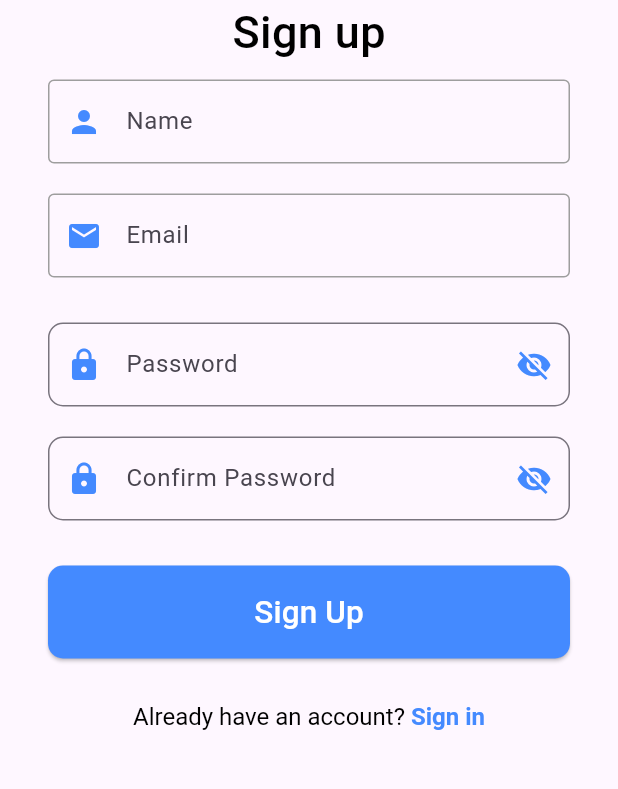
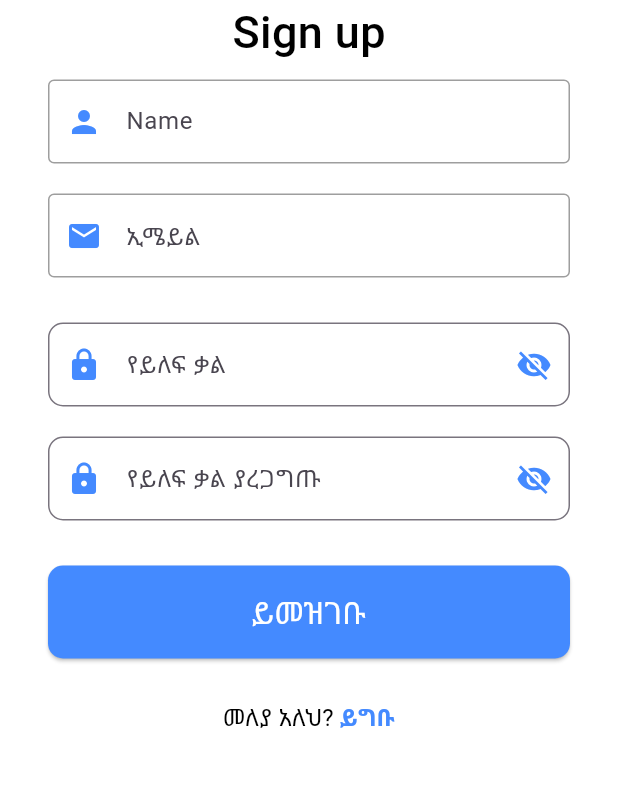
Before and after one commit to eyoaab/Localize_Ai_Mobile_app_Project, a Flutter app: the SignupPage screen opened directly, on a phone screen of 412 x 824 dp, the part 399-1188 px from its top. Run offline on Flutter 3.47's test engine with Material 3 defaults, Android fonts, the phone set to English and light mode, and no system bars; our stand-ins replace dartz, device_preview, flutter_bloc, flutter_spinkit, get_it, google_fonts and 2 more; accounts and stored records are empty; Roboto replaces fonts that are missing (Balthazar).

Commit message:
changed to amharic languadge

```diff
--- a/loclaize_ai/lib/feutures/authetication/data/data_source/remote_dataSource.dart
+++ b/loclaize_ai/lib/feutures/authetication/data/data_source/remote_dataSource.dart
@@ -44,7 +44,7 @@
 
         return message;
       }else{
-        return "Registration failed";
+        return "ምዝገባው አልተሳካም";
       }
 
     } catch (e) {
--- a/loclaize_ai/lib/feutures/authetication/data/repository/user_repository_impl.dart
+++ b/loclaize_ai/lib/feutures/authetication/data/repository/user_repository_impl.dart
@@ -39,13 +39,13 @@
         saveToken(result.token);
         return Right(result);
       } on ServerException {
-        return const Left(ServerFailure('Failed to sign in please try again'));
+        return const Left(ServerFailure('በመለያ መግባት አልተሳካም እባክዎ እንደገና ይሞክሩ'));
       } catch (e) {
         return Left(UnknownFailure(e.toString()));
       }
     } else {
 
-    return const Left(ConnectionFailure('Please check your internet connection and try again'));
+    return const Left(ConnectionFailure('እባክዎ የበይነመረብ ግንኙነትዎን ያረጋግጡ እና እንደገና ይሞክሩ'));
 
     }
   }
@@ -57,12 +57,12 @@
         final result = await remoteDatasource.signUpUser(user);
         return Right(result);
       } on ServerException {
-        return const Left(ServerFailure('Failed to sign up. Please try again'));
+        return const Left(ServerFailure('መመዝገብ አልተሳካም። እባክህ እንደገና ሞክር'));
       } catch (e) {
         return Left(UnknownFailure(e.toString()));
       }
     } else {
-      return const Left(ConnectionFailure('Please check your internet connection and try again'));
+      return const Left(ConnectionFailure('እባክዎ የበይነመረብ ግንኙነትዎን ያረጋግጡ እና እንደገና ይሞክሩ'));
 
     }
   }
--- a/loclaize_ai/lib/feutures/authetication/presentation/pages/signin_page.dart
+++ b/loclaize_ai/lib/feutures/authetication/presentation/pages/signin_page.dart
@@ -41,7 +41,7 @@
       showMessage(
         context,
         const Icon(Icons.info, size: 50, color: Colors.red),
-        'Please enter all fields',
+        'እባክዎ ሁሉንም መስኮች ያስገቡ',
       );
       return;
     } else {
@@ -117,7 +117,7 @@
 
                        Center(
                         child: Text(
-                          'Sign in to your account',
+                          'ወደ መለያዎ ይግቡ',
                           style: GoogleFonts.balthazar(
                           fontSize: 30,
                           fontWeight: FontWeight.w500,
@@ -129,7 +129,7 @@
                        TextField(
                         controller: _usernameController,
                         decoration: InputDecoration(
-                      labelText: 'Email',
+                      labelText: 'ኢሜይል',
                       prefixIcon: const Icon(Icons.email, color: Colors.blueAccent),
                       enabledBorder: OutlineInputBorder(
                         borderSide: BorderSide(color: _borderColor),
@@ -148,12 +148,12 @@
                     onChanged: (value) {
                       if (value.isEmpty) {
                         setState(() {
-                          _emailError = 'Please enter your email';
+                          _emailError = 'እባክህ ኢሜል አስገባ';
                           _borderColor = Colors.red;
                         });
                       } else if (!isValidEmail(value)) {
                         setState(() {
-                          _emailError = 'Please enter a valid email address';
+                          _emailError = 'እባክህን ትክክለኛ ኢሜል አስገባ';
                           _borderColor = Colors.red;
                         });
                       } else {
@@ -176,7 +176,7 @@
                         controller: _passwordController,
                         obscureText: !_isPasswordVisible,
                         decoration: passwordInputDecoration(
-                        labelText: 'Password',
+                        labelText: 'የይለፍ ቃል',
                         isPasswordVisible: _isPasswordVisible,
                         togglePasswordVisibility: _togglePasswordVisibility,),
                       ),
@@ -199,7 +199,7 @@
             )
           :
                    const Text(
-                    'Sign In',
+                    'ይግቡ',
                     style: TextStyle(
                       color: Colors.white,
                       fontSize: 21,
@@ -213,14 +213,14 @@
                   onPressed: goToSignUpPage,
                   child: RichText(
                     text:const  TextSpan(
-                      text: "Don't have an account? ",
+                      text: "መለያ የለህም? ",
                       style:  TextStyle(
                         color: Colors.black,
                         fontSize: 16,
                       ),
                       children: [
                         TextSpan(
-                          text: 'Sign up',
+                          text: 'ይመዝገቡ',
                           style:  TextStyle(
                             color: Colors.blueAccent,
                             fontWeight: FontWeight.bold,
--- a/loclaize_ai/lib/feutures/authetication/presentation/pages/signup_page.dart
+++ b/loclaize_ai/lib/feutures/authetication/presentation/pages/signup_page.dart
@@ -50,7 +50,7 @@
       showMessage(
         context,
         const Icon(Icons.info, size: 50, color: Colors.red),
-        'Please enter all fields',
+        'እባክዎ ሁሉንም መስኮች ያስገቡ',
       );
       return;
     } else if (password != confirmPassword) {
@@ -162,7 +162,7 @@
                     TextField(
                       controller: _usernameController,
                       decoration: InputDecoration(
-                      labelText: 'Email',
+                      labelText: 'ኢሜይል',
                       prefixIcon: const Icon(Icons.email, color: Colors.blueAccent),
                       enabledBorder: OutlineInputBorder(
                         borderSide: BorderSide(color: _borderColorForEmail),
@@ -182,12 +182,12 @@
                       onChanged: (value) {
                       if (value.isEmpty) {
                         setState(() {
-                          _emailError = 'Please enter your email';
+                          _emailError = 'እባክህ ኢሜል አስገባ';
                           _borderColorForEmail  = Colors.red;
                         });
                       } else if (!isValidEmail(value)) {
                         setState(() {
-                          _emailError = 'Please enter a valid email address';
+                          _emailError = 'እባክህን ትክክለኛ ኢሜል አስገባ';
                          _borderColorForEmail  = Colors.red;
                         });
                       } else {
@@ -211,7 +211,7 @@
                     controller: _passwordController,
                     obscureText: !_isPasswordVisible,
                     decoration: passwordInputDecoration(
-                      labelText: 'Password',
+                      labelText: 'የይለፍ ቃል',
                       isPasswordVisible: _isPasswordVisible,
                       togglePasswordVisibility: _togglePasswordVisibility,
                     ),
@@ -222,7 +222,7 @@
                     controller: _confirmPasswordController,
                     obscureText: !_isConfirmPasswordVisible,
                     decoration: passwordInputDecoration(
-                      labelText: 'Confirm Password',
+                      labelText: 'የይለፍ ቃል ያረጋግጡ',
                       isPasswordVisible: _isConfirmPasswordVisible,
                       togglePasswordVisibility: _toggleConfirmPasswordVisibility,
                     ),
@@ -246,7 +246,7 @@
                                     AlwaysStoppedAnimation<Color>(Colors.white),
                               )
                             : const Text(
-                                'Sign Up',
+                                'ይመዝገቡ',
                                 style: TextStyle(
                                   color: Colors.white,
                                   fontSize: 21,
@@ -260,14 +260,14 @@
                       onPressed: goToSignInPage,
                       child: RichText(
                         text: const TextSpan(
-                          text: "Already have an account? ",
+                          text: "መለያ አለህ? ",
                           style: TextStyle(
                             color: Colors.black,
                             fontSize: 16,
                           ),
                           children: [
                             TextSpan(
-                              text: 'Sign in',
+                              text: 'ይግቡ',
                               style: TextStyle(
                                 color: Colors.blueAccent,
                                 fontWeight: FontWeight.bold,
--- a/loclaize_ai/lib/feutures/chat/data/repository/chat_repository_impl.dart
+++ b/loclaize_ai/lib/feutures/chat/data/repository/chat_repository_impl.dart
@@ -37,12 +37,12 @@
         final result = await chatRemoteDatasource.getMessage(message, token);
         return Right(result.toEntity());
       } on ServerException {
-        return const Left(ServerFailure('failed to get the response p;ease try again'));
+        return const Left(ServerFailure('መልሱን ማግኘት አልተሳካም እባክዎ እንደገና ይሞክሩ'));
       } catch (e) {
         return Left(UnknownFailure(e.toString()));
       }
     } else {
-      return const Left(ConnectionFailure('Please check your internet connection and try again'));
+      return const Left(ConnectionFailure('እባክዎ የበይነመረብ ግንኙነትዎን ያረጋግጡ እና እንደገና ይሞክሩ'));
     }
 
   }
--- a/loclaize_ai/pubspec.yaml
+++ b/loclaize_ai/pubspec.yaml
@@ -50,6 +50,12 @@
 dev_dependencies:
   flutter_test:
     sdk: flutter
+  flutter_launcher_icons: "^0.14.0"
+
+flutter_launcher_icons:
+  android: "launcher_icon"
+  ios: true
+  image_path: "assets/logo1.jpg"
 
   # The "flutter_lints" package below contains a set of recommended lints to
   # encourage good coding practices. The lint set provided by the package is
```
Also changed, not shown: loclaize_ai/lib/core/commonWidgets/store.dart (+5 -5 lines), loclaize_ai/lib/feutures/chat/presentation/pages/chat_page.dart (+28 -21 lines), loclaize_ai/lib/main.dart (+8 -0 lines), loclaize_ai/pubspec.lock, 30 other files.
